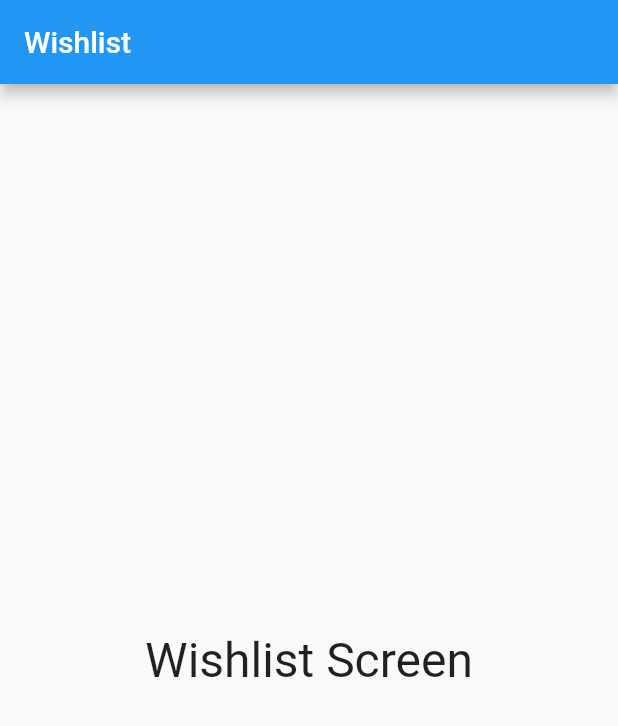
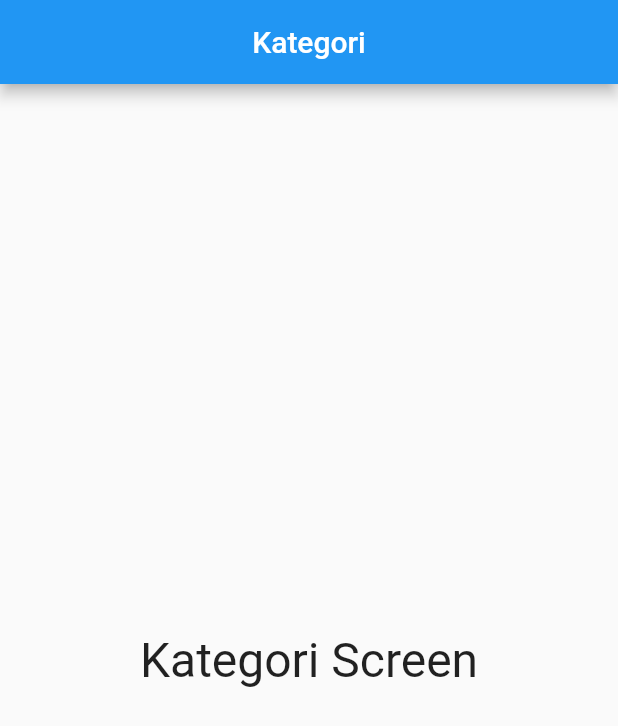
Before and after one commit to IvanoWoii/Project_Kel-4_Mobile, a Flutter app: the Wishlist screen opened directly, on a phone screen of 412 x 824 dp. Shown: the top 726 px of the screen. Run offline on Flutter 3.47's test engine with Material 2 defaults, Android fonts, the phone set to English and light mode, and no system bars; our stand-ins replace easy_splash_screen, google_fonts.

Commit message:
update home,dashboard,profile,riwayat,,wishlist

```diff
--- a/lib/home.dart
+++ b/lib/home.dart
@@ -37,6 +37,7 @@ class _HomeState extends State<Home> {
               Row(
                 crossAxisAlignment: CrossAxisAlignment.start,
                 children: [
+                  Padding(padding: EdgeInsets.all(15.0)),
                   MaterialButton(
                     minWidth: 40,
                     onPressed: () {
@@ -62,6 +63,7 @@ class _HomeState extends State<Home> {
                       ],
                     ),
                   ),
+                  Padding(padding: EdgeInsets.all(15.0)),
                   MaterialButton(
                     minWidth: 40,
                     onPressed: () {
@@ -104,11 +106,11 @@ class _HomeState extends State<Home> {
                       mainAxisAlignment: MainAxisAlignment.center,
                       children: [
                         Icon(
-                          Icons.favorite,
+                          Icons.category_rounded,
                           color: currentTab == 2 ? Colors.purple : Colors.grey,
                         ),
                         Text(
-                          'Wishlist',
+                          'Kategori',
                           style: TextStyle(
                               color: currentTab == 2
                                   ? Colors.purple
@@ -117,6 +119,7 @@ class _HomeState extends State<Home> {
                       ],
                     ),
                   ),
+                  Padding(padding: EdgeInsets.all(15.0)),
                   MaterialButton(
                     minWidth: 40,
                     onPressed: () {
@@ -142,6 +145,7 @@ class _HomeState extends State<Home> {
                       ],
                     ),
                   ),
+                  Padding(padding: EdgeInsets.all(15.0)),
                 ],
               ),
             ],
--- a/lib/page/dashboard.dart
+++ b/lib/page/dashboard.dart
@@ -1,7 +1,6 @@
 import 'package:flutter/material.dart';
 
 class Dashboard extends StatefulWidget {
-
   @override
   State<Dashboard> createState() => _DashboardState();
 }
@@ -10,7 +9,10 @@ class _DashboardState extends State<Dashboard> {
   @override
   Widget build(BuildContext context) {
     return Scaffold(
-      appBar: AppBar(title: Text('Dashboard')),
+      appBar: AppBar(
+        title: Text('Dashboard'),
+        centerTitle: true,
+      ),
       body: Center(
         child: Text('Dashboard Screen', style: TextStyle(fontSize: 32)),
       ),
--- a/lib/page/profile.dart
+++ b/lib/page/profile.dart
@@ -75,7 +75,7 @@ class Profile extends StatelessWidget {
         mainAxisAlignment: MainAxisAlignment.spaceBetween,
         children: <Widget>[
           Text(
-            'Profile Information',
+            'Informasi Profiles',
             style: TextStyle(
               fontSize: 20,
               fontWeight: FontWeight.w600,
--- a/lib/page/riwayat.dart
+++ b/lib/page/riwayat.dart
@@ -1,7 +1,6 @@
 import 'package:flutter/material.dart';
 
 class Riwayat extends StatefulWidget {
-
   @override
   State<Riwayat> createState() => _RiwayatState();
 }
@@ -10,7 +9,10 @@ class _RiwayatState extends State<Riwayat> {
   @override
   Widget build(BuildContext context) {
     return Scaffold(
-      appBar: AppBar(title: Text('Riwayat')),
+      appBar: AppBar(
+        title: Text('Riwayat'),
+        centerTitle: true,
+      ),
       body: Center(
         child: Text('Riwayat Screen', style: TextStyle(fontSize: 32)),
       ),
--- a/lib/page/wishlist.dart
+++ b/lib/page/wishlist.dart
@@ -1,7 +1,6 @@
 import 'package:flutter/material.dart';
 
 class Wishlist extends StatefulWidget {
-
   @override
   State<Wishlist> createState() => _WishlistState();
 }
@@ -9,10 +8,13 @@ class Wishlist extends StatefulWidget {
 class _WishlistState extends State<Wishlist> {
   @override
   Widget build(BuildContext context) {
-   return Scaffold(
-      appBar: AppBar(title: Text('Wishlist')),
+    return Scaffold(
+      appBar: AppBar(
+        title: Text('Kategori'),
+        centerTitle: true,
+      ),
       body: Center(
-        child: Text('Wishlist Screen', style: TextStyle(fontSize: 32)),
+        child: Text('Kategori Screen', style: TextStyle(fontSize: 32)),
       ),
     );
   }
```
